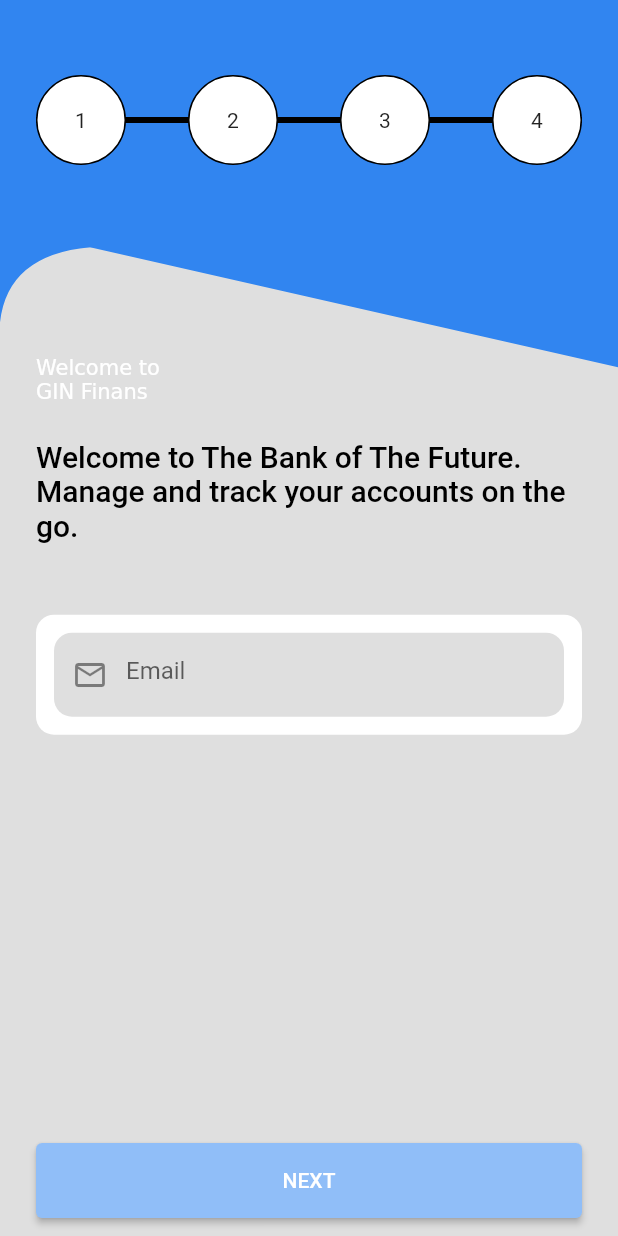
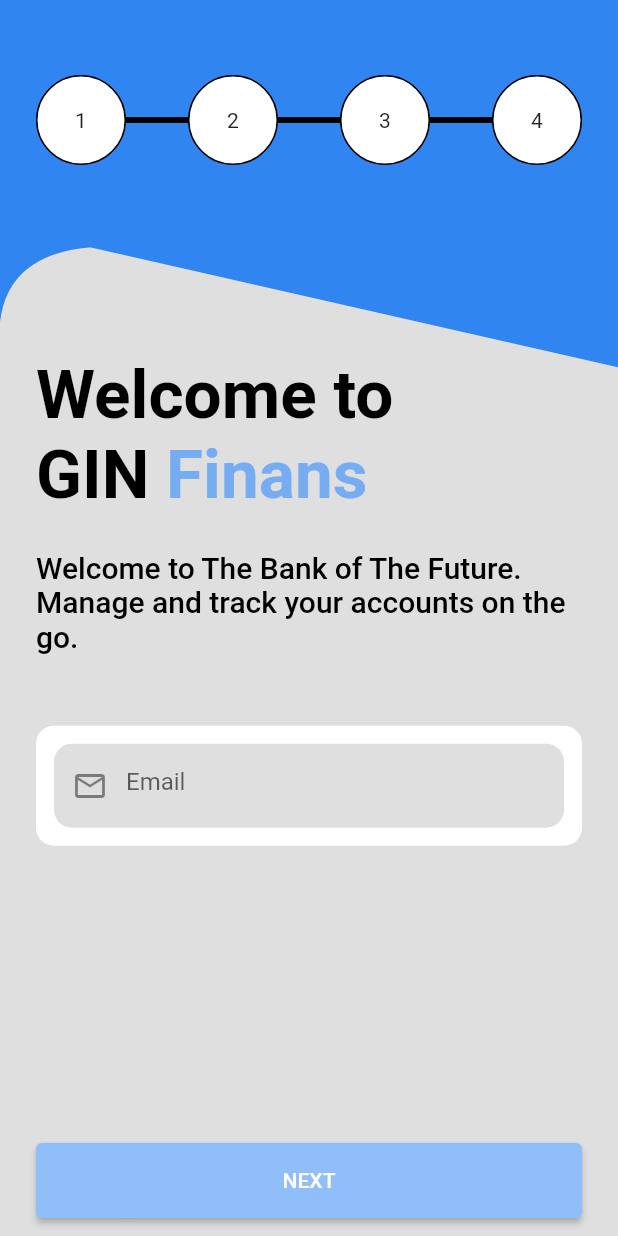
Before and after one commit to weneverknow/registration, a Flutter app: the screen it shows after launch, on a phone screen of 412 x 824 dp. Run offline on Flutter 3.47's test engine with Material 2 defaults, Android fonts, the phone set to English and light mode, and no system bars.

Commit message:
create TextStyle variable

```diff
--- a/lib/theme/theme.dart
+++ b/lib/theme/theme.dart
@@ -5,3 +5,9 @@
 const secondaryColor = Color(0xff76ACF1);
 
 const defaultPadding = 24.0;
+
+TextStyle bigTitleText = TextStyle(
+  fontSize: 22,
+  fontWeight: FontWeight.w700,
+  color: Colors.black,
+);
```
